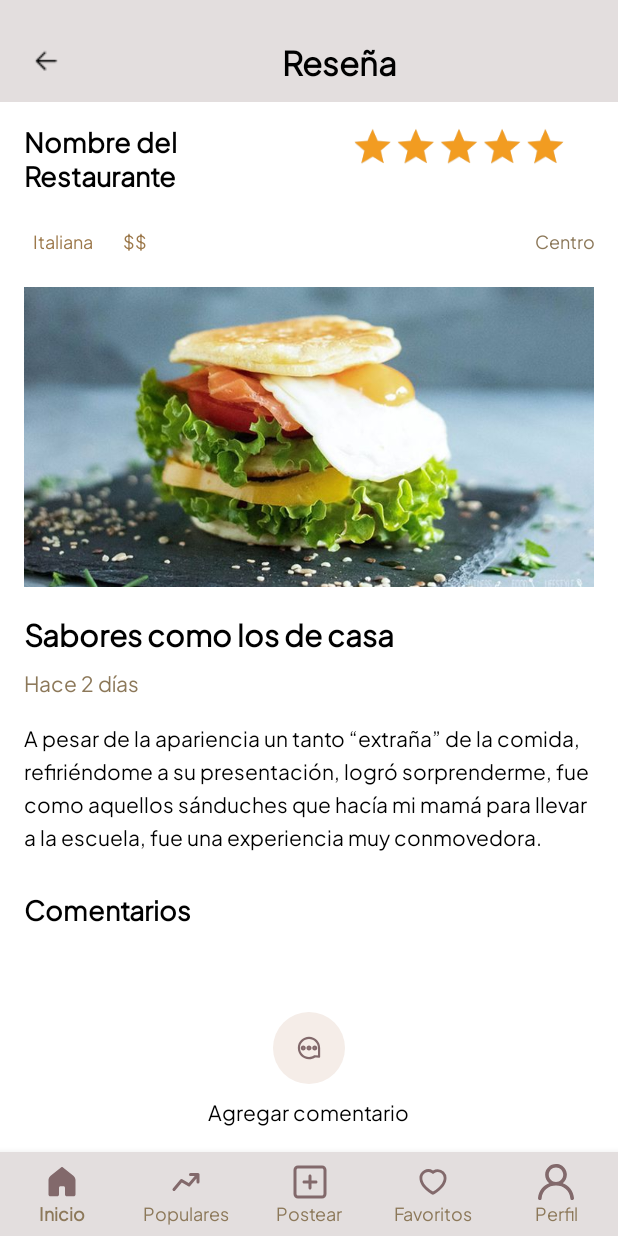
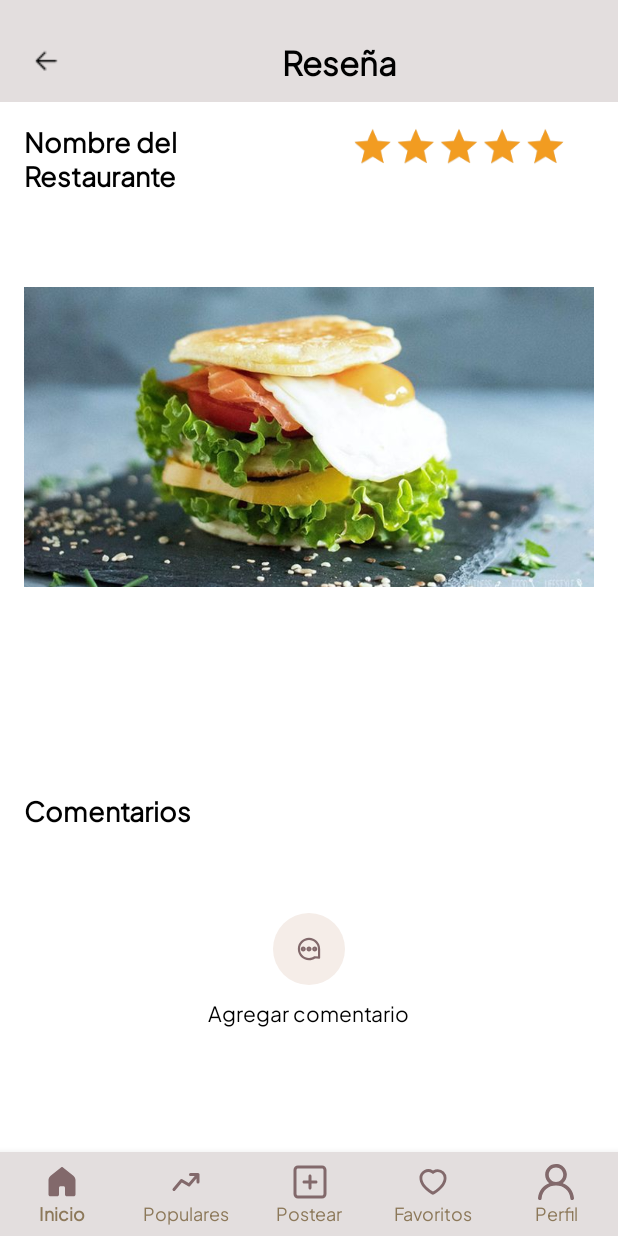
Before and after one commit to Estefano2344/LasHuequitasApp, an Android app: the ReviewDetailsActivity screen opened directly, with no data from a screen before it, on a phone screen of 412 x 824 dp. Run offline under Robolectric (Android 15) with nearby library versions, the phone set to English and light mode, and no system bars; 1 statement that could not run was skipped.

Commit message:
fix(David Q): Limpiar código

```diff
--- a/app/src/main/res/layout/activity_restaurant_reviews.xml
+++ b/app/src/main/res/layout/activity_restaurant_reviews.xml
@@ -84,7 +84,6 @@
         <TextView
             android:layout_width="wrap_content"
             android:layout_height="wrap_content"
-            android:text="No hay reseñas disponibles"
             android:textSize="18sp"
             android:textColor="@color/brown_reviewsDescription_textIcons_profileDetails"
             android:fontFamily="@font/plus_jakarta_sans"
@@ -94,7 +93,6 @@
         <TextView
             android:layout_width="wrap_content"
             android:layout_height="wrap_content"
-            android:text="Sé el primero en reseñar este restaurante"
             android:textSize="14sp"
             android:textColor="@color/brown_reviewsDescription_textIcons_profileDetails"
             android:fontFamily="@font/plus_jakarta_sans"
--- a/app/src/main/res/layout/activity_review_details.xml
+++ b/app/src/main/res/layout/activity_review_details.xml
@@ -95,7 +95,7 @@
                     android:layout_height="wrap_content"
                     android:layout_weight="1"
                     android:fontFamily="@font/plus_jakarta_sans"
-                    android:text="Nombre del Restaurante"
+                    android:text="@string/nombre_del_restaurante"
                     android:textColor="@color/black"
                     android:textSize="18sp"
                     android:textStyle="bold"/>
@@ -130,7 +130,6 @@
                     android:layout_marginEnd="8dp"
                     android:fontFamily="@font/plus_jakarta_sans"
                     android:padding="6dp"
-                    android:text="Italiana"
                     android:textColor="@color/brown_textFillFields_percentRating"
                     android:textSize="12sp" />
 
@@ -141,7 +140,6 @@
                     android:layout_marginEnd="8dp"
                     android:fontFamily="@font/plus_jakarta_sans"
                     android:padding="6dp"
-                    android:text="$$"
                     android:textColor="@color/brown_textFillFields_percentRating"
                     android:textSize="12sp" />
 
@@ -150,7 +148,6 @@
                     android:layout_width="0dp"
                     android:layout_height="wrap_content"
                     android:layout_weight="1"
-                    android:text="Centro"
                     android:textSize="12sp"
                     android:textColor="@color/brown_reviewsDescription_textIcons_profileDetails"
                     android:fontFamily="@font/plus_jakarta_sans"
@@ -175,7 +172,6 @@
                 android:layout_height="wrap_content"
                 android:layout_marginBottom="8dp"
                 android:fontFamily="@font/plus_jakarta_sans"
-                android:text="@string/title_review"
                 android:textColor="@color/black"
                 android:textSize="20sp"
                 android:textStyle="bold"/>
@@ -187,7 +183,6 @@
                 android:layout_height="wrap_content"
                 android:layout_marginBottom="16dp"
                 android:fontFamily="@font/plus_jakarta_sans"
-                android:text="Hace 2 días"
                 android:textColor="@color/brown_reviewsDescription_textIcons_profileDetails"
                 android:textSize="14sp"/>
 
@@ -198,7 +193,6 @@
                 android:layout_height="wrap_content"
                 android:layout_marginBottom="24dp"
                 android:fontFamily="@font/plus_jakarta_sans"
-                android:text="@string/desc_review"
                 android:textColor="@color/black"
                 android:textSize="14sp"
                 android:lineSpacingExtra="4dp"/>
@@ -230,7 +224,7 @@
                 android:layout_height="wrap_content"
                 android:layout_marginBottom="16dp"
                 android:fontFamily="@font/plus_jakarta_sans"
-                android:text="No hay comentarios aún. ¡Sé el primero en comentar!"
+                android:text="@string/no_hay_comentarios"
                 android:textColor="@color/brown_reviewsDescription_textIcons_profileDetails"
                 android:textSize="14sp"
                 android:textStyle="italic"
@@ -246,7 +240,7 @@
                 android:layout_marginBottom="16dp"
                 android:visibility="gone"/>
 
-            <!-- Botón + texto "Agregar Comentario" -->
+            <!-- Botón Agregar Comentario -->
             <LinearLayout
                 android:layout_width="match_parent"
                 android:layout_height="wrap_content"
@@ -278,7 +272,7 @@
         </LinearLayout>
     </androidx.core.widget.NestedScrollView>
 
-    <!-- Barra de navegación inferior -->
+
     <com.google.android.material.bottomnavigation.BottomNavigationView
         android:id="@+id/bottomNavigationView"
         android:layout_width="0dp"
--- a/app/src/main/res/layout/item_favorito.xml
+++ b/app/src/main/res/layout/item_favorito.xml
@@ -13,7 +13,7 @@
         android:layout_height="40dp"
         android:background="@drawable/border_edittext"
         android:scaleType="centerCrop"
-        android:src="@drawable/restaurante1" />
+        android:src="@drawable/placeholder_restaurant" />
 
     <LinearLayout
         android:layout_width="0dp"
@@ -26,7 +26,7 @@
             android:id="@+id/tvNombreRestaurante"
             android:layout_width="wrap_content"
             android:layout_height="wrap_content"
-            android:text="Nombre Restaurante"
+            android:text="@string/nombre_restaurante"
             android:textColor="@color/black"
             android:textSize="16sp"
             android:textStyle="bold" />
@@ -40,7 +40,6 @@
                 android:id="@+id/tvPuntuacion"
                 android:layout_width="wrap_content"
                 android:layout_height="wrap_content"
-                android:text="4.5"
                 android:textColor="@color/black"
                 android:textSize="14sp" />
 
@@ -55,7 +54,6 @@
                 android:layout_width="wrap_content"
                 android:layout_height="wrap_content"
                 android:layout_marginStart="8dp"
-                android:text="(23 reseñas)"
                 android:textColor="@color/black"
                 android:textSize="14sp" />
         </LinearLayout>
--- a/app/src/main/res/layout/item_image.xml
+++ b/app/src/main/res/layout/item_image.xml
@@ -17,7 +17,7 @@
         android:layout_gravity="top|end"
         android:layout_margin="4dp"
         android:background="@drawable/btn_background"
-        android:contentDescription="Eliminar imagen"
+        android:contentDescription="@string/eliminar_imagen"
         android:padding="4dp"
         android:src="@drawable/cerrar" />
 </FrameLayout>
--- a/app/src/main/res/layout/item_recommended_restaurant.xml
+++ b/app/src/main/res/layout/item_recommended_restaurant.xml
@@ -53,7 +53,7 @@
                 android:layout_marginStart="4dp"
                 android:fontFamily="@font/plus_jakarta_sans"
                 android:textSize="14sp"
-                tools:text="4.2" />
+                />
 
             <TextView
                 android:id="@+id/restaurantReviewCountTextView"
@@ -62,7 +62,7 @@
                 android:layout_marginStart="8dp"
             android:fontFamily="@font/plus_jakarta_sans"
             android:textSize="13sp"
-            tools:text="(50 Reseñas)" />
+            />
         </LinearLayout>
     </LinearLayout>
 </LinearLayout>
--- a/app/src/main/res/layout/item_restaurant_card.xml
+++ b/app/src/main/res/layout/item_restaurant_card.xml
@@ -43,7 +43,7 @@
             android:layout_marginStart="4dp"
             android:layout_marginEnd="8dp"
             android:fontFamily="@font/plus_jakarta_sans"
-            tools:text="4.5" />
+             />
 
         <TextView
             android:id="@+id/restaurantReviewCountTextView"
@@ -52,6 +52,6 @@
             android:textSize="13sp"
             android:textColor="@color/brown_reviewsDescription_textIcons_profileDetails"
             android:fontFamily="@font/plus_jakarta_sans"
-            tools:text="(120 Reseñas)" />
+             />
     </LinearLayout>
 </LinearLayout>
--- a/app/src/main/res/layout/nav_header.xml
+++ b/app/src/main/res/layout/nav_header.xml
@@ -22,7 +22,7 @@
             android:layout_height="match_parent"
             android:background="#BDBDBD"
             android:scaleType="centerCrop"
-            android:src="@drawable/perfilexam"/>
+            android:src="@drawable/circle_mask"/>
     </androidx.cardview.widget.CardView>
 
     <TextView
--- a/app/src/main/res/values/strings.xml
+++ b/app/src/main/res/values/strings.xml
@@ -171,5 +171,12 @@
     <string name="actualizar_foto_de_perfil">Actualizar foto de perfil</string>
     <string name="camera">Cámara</string>
     <string name="galery">Galería</string>
+    <string name="nombre_del_restaurante">Nombre del Restaurante</string>
+    <string name="no_hay_comentarios">No hay comentarios aún.</string>
+    <string name="nombre_del_usuario">Nombre del Usuario</string>
+    <string name="contenido_del_comentario">Contenido del comentario</string>
+    <string name="nombre_restaurante">Nombre Restaurante</string>
+    <string name="eliminar_imagen">Eliminar imagen</string>
+    <string name="ttulo__resena">Título de la reseña</string>
 
 </resources>
```
Also changed, not shown: app/src/main/res/layout/activity_restaurant_detail.xml (+6 -9 lines), app/src/main/res/layout/item_comentario.xml (+3 -4 lines), app/src/main/res/layout/item_popular_restaurant_full.xml (+6 -6 lines), app/src/main/res/layout/item_review.xml (+2 -7 lines).
